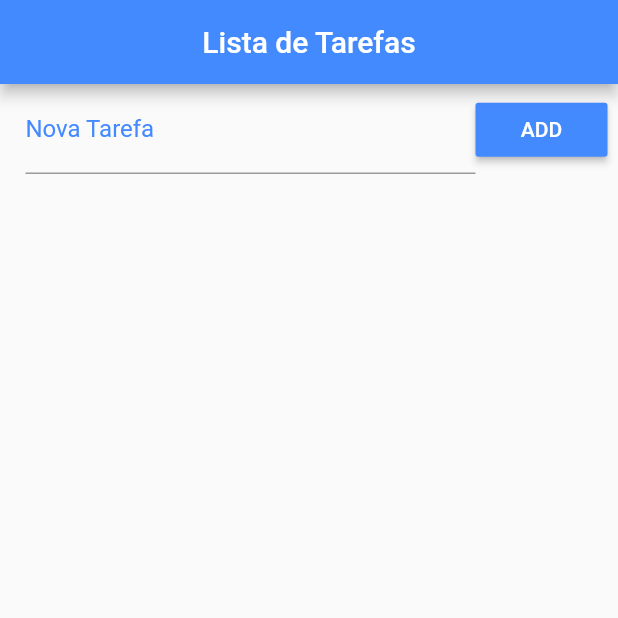
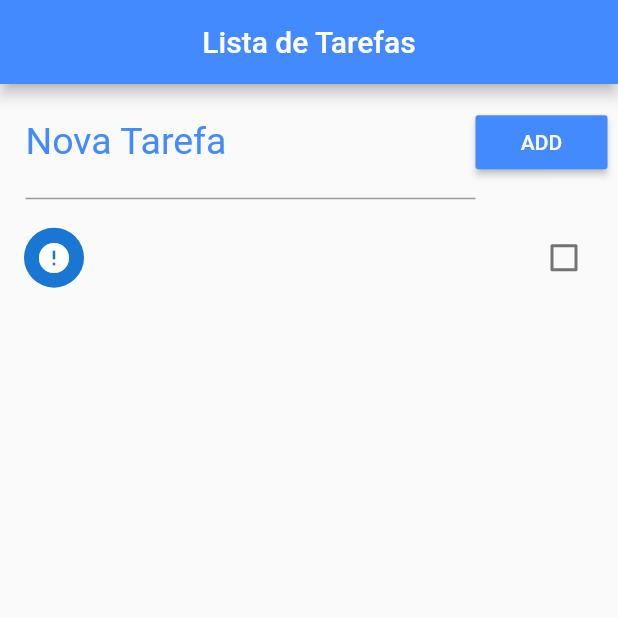
Before and after one commit to natanlf/flutter-lista-de-tarefas, a Flutter app: the screen it shows after launch, after a tap on "ADD", on a phone screen of 412 x 824 dp, the top half of it. Run offline on Flutter 3.47's test engine with Material 2 defaults, Android fonts, the phone set to English and light mode, and no system bars.

Commit message:
Criando lista e adicionando itens

```diff
--- a/lib/main.dart
+++ b/lib/main.dart
@@ -18,6 +18,19 @@ class Home extends StatefulWidget {
 class _HomeState extends State<Home> {
   List _toDoList = [];
 
+  final _taskController = TextEditingController();
+
+  void _addToDo() {
+    setState(() {
+      //setState => atualiza a tela
+      Map<String, dynamic> newTask = Map();
+      newTask["title"] = _taskController.text;
+      _taskController.text = "";
+      newTask["ok"] = false;
+      _toDoList.add(newTask);
+    });
+  }
+
   @override
   Widget build(BuildContext context) {
     return Scaffold(
@@ -33,20 +46,50 @@ class _HomeState extends State<Home> {
             child: Row(
               children: [
                 Expanded(
-                    child: TextField(
+                    child: TextFormField(
+                  keyboardType: TextInputType.text,
                   decoration: InputDecoration(
                       labelText: "Nova Tarefa",
                       labelStyle: TextStyle(color: Colors.blueAccent)),
+                  textAlign: TextAlign.center,
+                  style: TextStyle(fontSize: 25.0),
+                  controller: _taskController,
+                  validator: (value) {
+                    if (value.isEmpty) {
+                      return "Insira a tarefa";
+                    } else if (value.length < 3) {
+                      return "Mínimo de três letras";
+                    }
+                  },
                 )),
                 RaisedButton(
-                  onPressed: () => {},
+                  onPressed: _addToDo,
                   color: Colors.blueAccent,
                   child: Text("ADD"),
                   textColor: Colors.white,
                 )
               ],
             ),
-          )
+          ),
+          Expanded(
+              child: ListView.builder(
+                  padding: EdgeInsets.only(top: 10.0),
+                  itemCount: _toDoList.length,
+                  itemBuilder: (context, index) {
+                    return CheckboxListTile(
+                      title: Text(_toDoList[index]["title"]),
+                      value: _toDoList[index]["ok"],
+                      secondary: CircleAvatar(
+                        child: Icon(
+                            _toDoList[index]["ok"] ? Icons.check : Icons.error),
+                      ),
+                      onChanged: (c) {
+                        setState(() {
+                          _toDoList[index]["ok"] = c;
+                        });
+                      },
+                    );
+                  }))
         ],
       ),
     );
```
